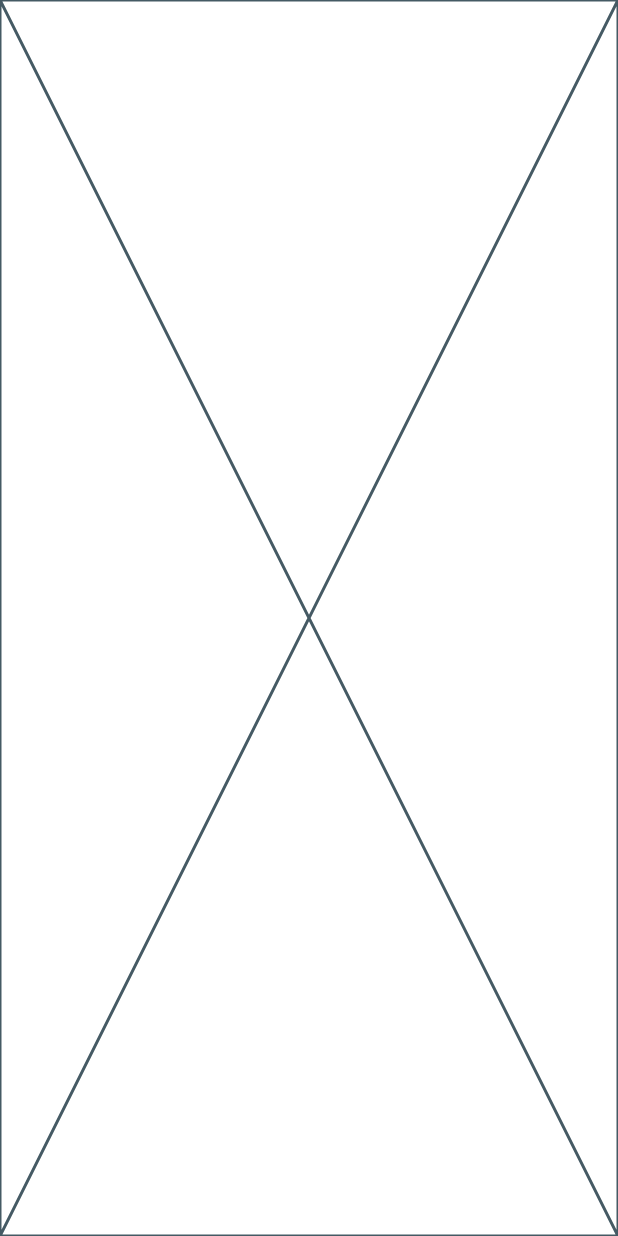
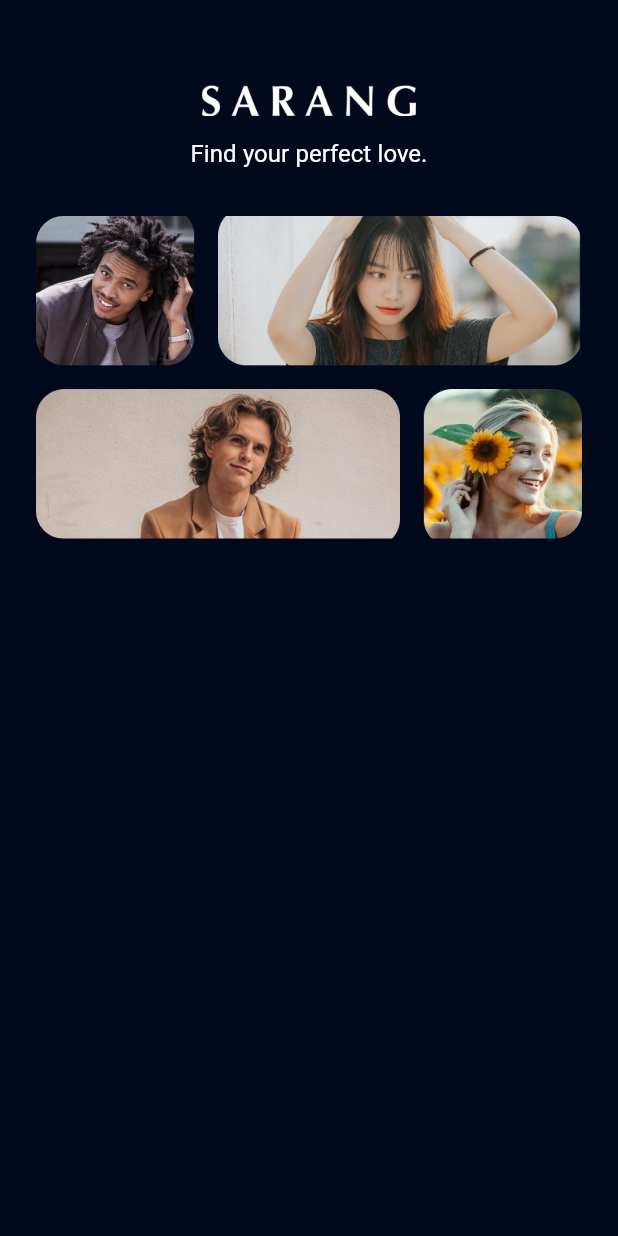
Before and after one commit to Ripat-2345/flutter_dating_app, a Flutter app: the screen it shows after launch, on a phone screen of 412 x 824 dp. Run offline on Flutter 3.47's test engine with Material 2 defaults, Android fonts, the phone set to English and light mode, and no system bars; our stand-ins replace google_fonts.

Commit message:
slicing sign up screen logo, tagline, and hero widget

```diff
--- a/lib/src/app.dart
+++ b/lib/src/app.dart
@@ -1,3 +1,5 @@
+import 'package:dating_app/src/features/authentication/presentation/sign_up_screen.dart';
+import 'package:dating_app/src/theme_manager/theme_data_manager.dart';
 import 'package:flutter/material.dart';
 
 class AppScreen extends StatelessWidget {
@@ -5,6 +7,14 @@ class AppScreen extends StatelessWidget {
 
   @override
   Widget build(BuildContext context) {
-    return const Placeholder();
+    return MaterialApp(
+      debugShowCheckedModeBanner: false,
+      title: 'Material App',
+      theme: getApplicationThemeData(),
+      initialRoute: SignUpScreen.routeName,
+      routes: {
+        SignUpScreen.routeName: (context) => const SignUpScreen(),
+      },
+    );
   }
 }
--- /dev/null
+++ b/lib/src/common_widgets/banner_widget.dart
@@ -0,0 +1,18 @@
+import 'package:flutter/material.dart';
+
+import 'hero_widget.dart';
+import 'logo_and_tagline_widget.dart';
+
+class BannerWidget extends StatelessWidget {
+  const BannerWidget({super.key});
+
+  @override
+  Widget build(BuildContext context) {
+    return Column(
+      children: const [
+        LogoAndTaglineWidget(),
+        HeroWidget(),
+      ],
+    );
+  }
+}
--- /dev/null
+++ b/lib/src/common_widgets/hero_widget.dart
@@ -0,0 +1,25 @@
+import 'package:dating_app/src/theme_manager/asset_image_icon_manager.dart';
+import 'package:flutter/material.dart';
+
+import '../theme_manager/values_manager.dart';
+
+class HeroWidget extends StatelessWidget {
+  const HeroWidget({super.key});
+
+  @override
+  Widget build(BuildContext context) {
+    return Container(
+      width: double.infinity,
+      height: 215,
+      margin: const EdgeInsets.symmetric(vertical: AppMargin.m30),
+      decoration: BoxDecoration(
+        image: const DecorationImage(
+          image:
+              AssetImage("${AssetImageIconManager.assetPath}/hero_image.png"),
+          fit: BoxFit.cover,
+        ),
+        borderRadius: BorderRadius.circular(AppSize.s18),
+      ),
+    );
+  }
+}
--- /dev/null
+++ b/lib/src/common_widgets/logo_and_tagline_widget.dart
@@ -0,0 +1,23 @@
+import 'package:dating_app/src/theme_manager/style_manager.dart';
+import 'package:dating_app/src/theme_manager/values_manager.dart';
+import 'package:flutter/material.dart';
+
+import 'logo_widget.dart';
+
+class LogoAndTaglineWidget extends StatelessWidget {
+  const LogoAndTaglineWidget({super.key});
+
+  @override
+  Widget build(BuildContext context) {
+    return Column(
+      children: [
+        const LogoWidget(),
+        const SizedBox(height: AppSize.s6),
+        Text(
+          'Find your perfect love.',
+          style: getWhiteTextStyle(),
+        ),
+      ],
+    );
+  }
+}
--- /dev/null
+++ b/lib/src/common_widgets/logo_widget.dart
@@ -0,0 +1,21 @@
+import 'package:flutter/material.dart';
+
+import '../theme_manager/asset_image_icon_manager.dart';
+
+class LogoWidget extends StatelessWidget {
+  const LogoWidget({super.key});
+
+  @override
+  Widget build(BuildContext context) {
+    return Container(
+      width: 143.0,
+      height: 34.0,
+      decoration: BoxDecoration(
+        image: DecorationImage(
+          image:
+              AssetImage("${AssetImageIconManager.assetPath}/logo_image.png"),
+        ),
+      ),
+    );
+  }
+}
--- /dev/null
+++ b/lib/src/features/authentication/presentation/sign_up_screen.dart
@@ -0,0 +1,28 @@
+import 'package:dating_app/src/theme_manager/values_manager.dart';
+import 'package:flutter/material.dart';
+
+import '../../../common_widgets/banner_widget.dart';
+
+class SignUpScreen extends StatelessWidget {
+  static const String routeName = '/sign-up';
+  const SignUpScreen({super.key});
+
+  @override
+  Widget build(BuildContext context) {
+    return Scaffold(
+      body: Padding(
+        padding: const EdgeInsets.symmetric(
+          vertical: AppPadding.p50,
+          horizontal: AppPadding.p24,
+        ),
+        child: SingleChildScrollView(
+          child: Column(
+            children: const [
+              BannerWidget(),
+            ],
+          ),
+        ),
+      ),
+    );
+  }
+}
--- a/lib/src/theme_manager/asset_image_icon_manager.dart
+++ b/lib/src/theme_manager/asset_image_icon_manager.dart
@@ -1,3 +1,3 @@
 class AssetImageIconManager {
-  static const String assetPath = 'assets/image';
+  static const String assetPath = 'assets/images';
 }
--- a/lib/src/theme_manager/values_manager.dart
+++ b/lib/src/theme_manager/values_manager.dart
@@ -9,6 +9,9 @@ class AppMargin {
   static const double m22 = 22.0;
   static const double m24 = 24.0;
   static const double m28 = 28.0;
+  static const double m30 = 30.0;
+  static const double m32 = 32.0;
+  static const double m34 = 34.0;
   static const double m36 = 36.0;
   static const double m40 = 40.0;
 }
@@ -24,13 +27,18 @@ class AppPadding {
   static const double p22 = 22.0;
   static const double p24 = 24.0;
   static const double p28 = 28.0;
+  static const double p30 = 30.0;
+  static const double p32 = 32.0;
+  static const double p34 = 34.0;
   static const double p36 = 36.0;
   static const double p40 = 40.0;
+  static const double p50 = 50.0;
 }
 
 class AppSize {
   static const double s2 = 2.0;
   static const double s4 = 4.0;
+  static const double s6 = 6.0;
   static const double s8 = 8.0;
   static const double s12 = 12.0;
   static const double s16 = 16.0;
```
